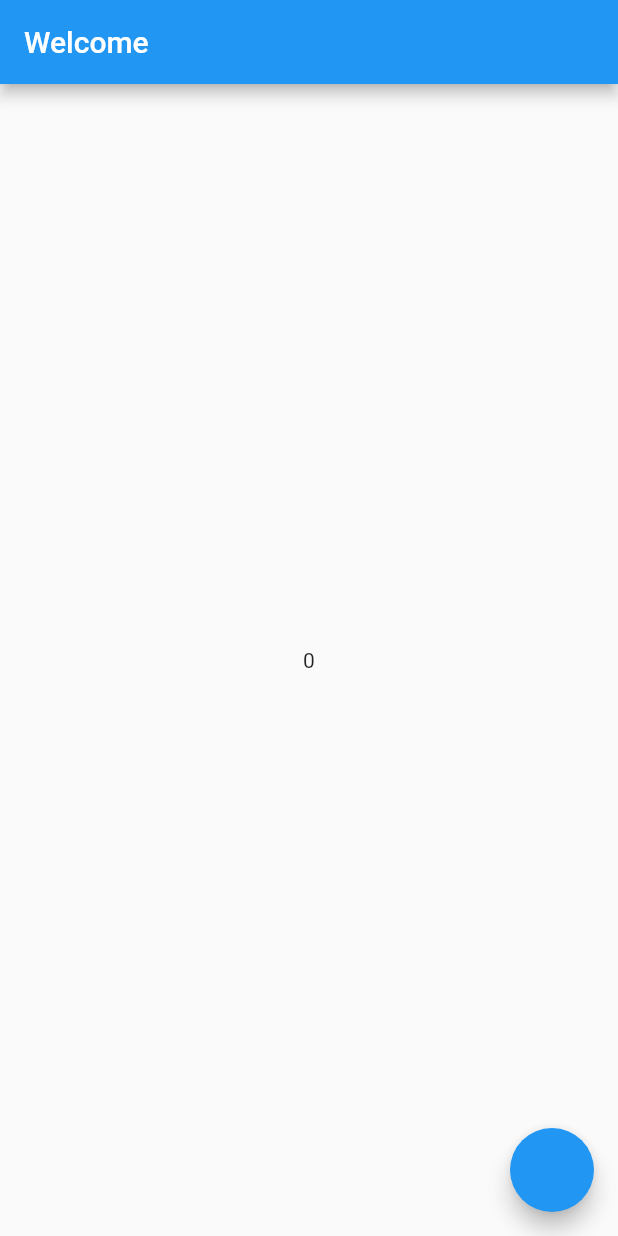
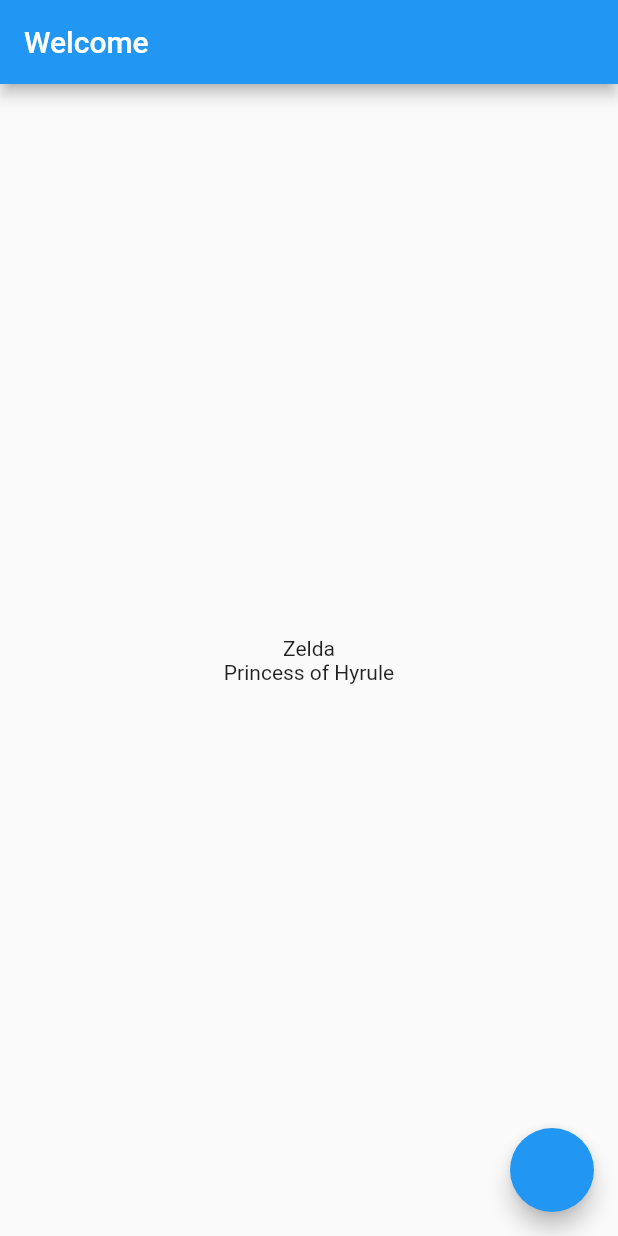
Before and after one commit to MichelPT/Flutter-getx-practice, a Flutter app: the screen it shows after launch, on a phone screen of 412 x 824 dp. Run offline on Flutter 3.47's test engine with Material 2 defaults, Android fonts, the phone set to English and light mode, and no system bars; our stand-ins replace get, get_storage.

Commit message:
zelda link hero selection using state management

```diff
--- /dev/null
+++ b/lib/controllers/PlayerController.dart
@@ -0,0 +1,13 @@
+import 'package:flutter_getx_starter/models/Player.dart';
+import 'package:get/get.dart';
+
+class PlayerController extends GetxController {
+  var player= Player("Zelda","Princess of Hyrule").obs;
+
+  void Randomize(){
+    player.update((val) {
+      player.value.name = "Link";
+      player.value.type = "The Hero of Hyrule";
+    });
+  }
+}
--- a/lib/models/Player.dart
+++ b/lib/models/Player.dart
@@ -1,6 +1,6 @@
-class player{
+class Player{
   var name;
   var type;
 
-  player(this.name, this.type);
+  Player(this.name, this.type);
 }
--- a/lib/pages/BlankPage.dart
+++ b/lib/pages/BlankPage.dart
@@ -1,6 +1,7 @@
 import 'package:flutter/material.dart';
 import 'package:flutter/src/foundation/key.dart';
 import 'package:flutter/src/widgets/framework.dart';
+import 'package:flutter_getx_starter/controllers/PlayerController.dart';
 import 'package:get/get.dart';
 import 'package:get_storage/get_storage.dart';
 
@@ -12,25 +13,37 @@ class blankPage extends StatelessWidget {
     count++;
   }
 
-
+  var person = PlayerController();
 
   @override
   Widget build(BuildContext context) {
     return MaterialApp(
        home: Scaffold(
         appBar: AppBar(title: Text("Welcome")),
-        body: Row(
+        body: Column(
             mainAxisAlignment: MainAxisAlignment.center,
             children: [
               Center(
                 child: Obx(
-                  () => Text("$count"))
-              ),
+                  () => Text("${person.player.value.name}",
+                  )
+                  )
+                ),
+                Center(
+                child: Obx(
+                  () => Text("${person.player.value.type}",
+                  )
+                  )
+                )
             ],
           ),
           floatingActionButton: FloatingActionButton(onPressed:() {
-            Get.snackbar("Snackbar", "Here is the message");
-          },),
+          person.Randomize();
+          if (person.player.value.name=="Link") {
+            Get.rawSnackbar(title: "Hero of Courage",message: "Link has been chosen");
+          }
+          }
+          ),
         ),
        );
   }
```
Also changed, not shown: lib/controllers/OrangController.dart (deleted, +0 -10 lines).
